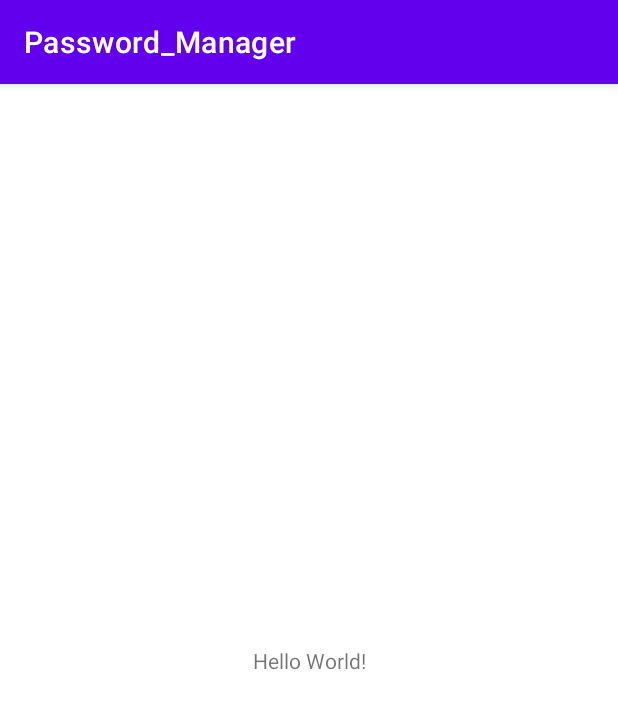
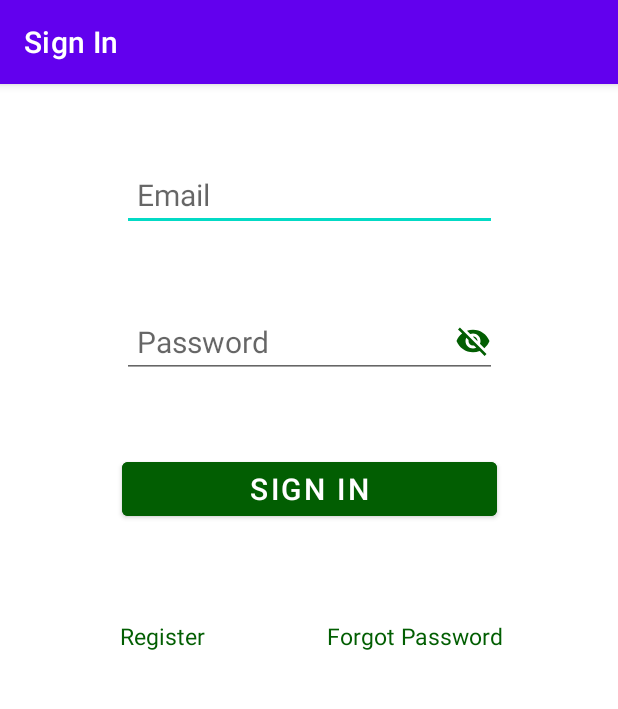
Before and after one commit to jmgccp4eva/Password_Manager, an Android app: the screen it shows after launch (SignIn), on a phone screen of 412 x 824 dp. Shown: the top 709 px of the screen. Run offline under Robolectric (Android 15) with nearby library versions, the phone set to English and light mode, and no system bars; our stand-ins replace Firebase (no records; nobody signed in at launch, a user with empty details on screens opened directly).

Commit message:
Password Manager app Registration done except for confirming the steps and the Registration button

```diff
--- a/app/src/main/java/com/iceberg/password_manager/SignIn.java
+++ b/app/src/main/java/com/iceberg/password_manager/SignIn.java
@@ -2,13 +2,102 @@ package com.iceberg.password_manager;
 
 import androidx.appcompat.app.AppCompatActivity;
 
+import android.annotation.SuppressLint;
+import android.content.Intent;
 import android.os.Bundle;
+import android.text.method.HideReturnsTransformationMethod;
+import android.text.method.PasswordTransformationMethod;
+import android.view.MotionEvent;
+import android.view.View;
+import android.widget.Button;
+import android.widget.EditText;
+import android.widget.Toast;
 
-public class SignIn extends AppCompatActivity {
+import com.google.firebase.analytics.FirebaseAnalytics;
+import com.google.firebase.auth.FirebaseAuth;
+import com.google.firebase.firestore.FirebaseFirestore;
+import com.google.firebase.messaging.FirebaseMessaging;
 
+public class SignIn extends AppCompatActivity implements View.OnClickListener, View.OnTouchListener {
+
+    private FirebaseMessaging firebaseMessaging;
+    private String token = "";
+    private byte[] pk, pk2;
+    private FirebaseAnalytics mFirebaseAnalytics;
+    private FirebaseFirestore firebaseFirestore;
+    private EditText etEmail, etPass;
+    private Button btnSI, btnReg, btnFP;
+    private FirebaseAuth auth;
+    private boolean isFile = false;
+    private boolean passwordVis = false;
+    private String android_id = "";
+    private String make = "";
+    private String model = "";
+    private String uid = "";
+    private boolean approved = false;
+    private static final String PKFN = "infor.pem";
+
+    @SuppressLint("ClickableViewAccessibility")
     @Override
     protected void onCreate(Bundle savedInstanceState) {
         super.onCreate(savedInstanceState);
-        setContentView(R.layout.activity_main);
+        setContentView(R.layout.activity_signin);
+
+        firebaseFirestore = FirebaseFirestore.getInstance();
+        mFirebaseAnalytics = FirebaseAnalytics.getInstance(this);
+        auth = FirebaseAuth.getInstance();
+
+        etEmail = findViewById(R.id.etSIEmail);
+        etPass = findViewById(R.id.etSIPass);
+        btnSI = findViewById(R.id.btnSignIn);
+        btnReg = findViewById(R.id.btnSIReg);
+        btnFP = findViewById(R.id.btnFP);
+
+        btnSI.setOnClickListener(this);
+        btnFP.setOnClickListener(this);
+        btnReg.setOnClickListener(this);
+
+        etPass.setOnTouchListener(this);
+
+    }
+
+    @SuppressLint("NonConstantResourceId")
+    @Override
+    public void onClick(View v) {
+        switch(v.getId()){
+            case R.id.btnSignIn:
+                Toast.makeText(getApplicationContext(),"Sign in clicked",Toast.LENGTH_LONG).show();
+                break;
+            case R.id.btnFP:
+
+                break;
+            case R.id.btnSIReg:
+                Intent intent = new Intent(SignIn.this, Registration.class);
+                startActivity(intent);
+                break;
+        }
+    }
+
+    @SuppressLint("ClickableViewAccessibility")
+    @Override
+    public boolean onTouch(View v, MotionEvent event) {
+        final int Right=2;
+        if(event.getAction()==MotionEvent.ACTION_UP){
+            if(event.getRawX()>=etPass.getRight()-etPass.getCompoundDrawables()[Right].getBounds().width()){
+                int selection = etPass.getSelectionEnd();
+                if(passwordVis){
+                    etPass.setCompoundDrawablesRelativeWithIntrinsicBounds(0,0,R.drawable.ic_baseline_visibility_off_24,0);
+                    etPass.setTransformationMethod(PasswordTransformationMethod.getInstance());
+                    passwordVis=false;
+                }else{
+                    etPass.setCompoundDrawablesRelativeWithIntrinsicBounds(0,0,R.drawable.ic_baseline_visibility_24,0);
+                    etPass.setTransformationMethod(HideReturnsTransformationMethod.getInstance());
+                    passwordVis=true;
+                }
+                etPass.setSelection(selection);
+                return true;
+            }
+        }
+        return false;
     }
 }
--- /dev/null
+++ b/app/src/main/res/drawable/ic_baseline_visibility_24.xml
@@ -0,0 +1,5 @@
+<vector android:height="24dp" android:tint="#025E02"
+    android:viewportHeight="24" android:viewportWidth="24"
+    android:width="24dp" xmlns:android="http://schemas.android.com/apk/res/android">
+    <path android:fillColor="@android:color/white" android:pathData="M12,4.5C7,4.5 2.73,7.61 1,12c1.73,4.39 6,7.5 11,7.5s9.27,-3.11 11,-7.5c-1.73,-4.39 -6,-7.5 -11,-7.5zM12,17c-2.76,0 -5,-2.24 -5,-5s2.24,-5 5,-5 5,2.24 5,5 -2.24,5 -5,5zM12,9c-1.66,0 -3,1.34 -3,3s1.34,3 3,3 3,-1.34 3,-3 -1.34,-3 -3,-3z"/>
+</vector>
--- /dev/null
+++ b/app/src/main/res/drawable/ic_baseline_visibility_off_24.xml
@@ -0,0 +1,5 @@
+<vector android:height="24dp" android:tint="#025E02"
+    android:viewportHeight="24" android:viewportWidth="24"
+    android:width="24dp" xmlns:android="http://schemas.android.com/apk/res/android">
+    <path android:fillColor="@android:color/white" android:pathData="M12,7c2.76,0 5,2.24 5,5 0,0.65 -0.13,1.26 -0.36,1.83l2.92,2.92c1.51,-1.26 2.7,-2.89 3.43,-4.75 -1.73,-4.39 -6,-7.5 -11,-7.5 -1.4,0 -2.74,0.25 -3.98,0.7l2.16,2.16C10.74,7.13 11.35,7 12,7zM2,4.27l2.28,2.28 0.46,0.46C3.08,8.3 1.78,10.02 1,12c1.73,4.39 6,7.5 11,7.5 1.55,0 3.03,-0.3 4.38,-0.84l0.42,0.42L19.73,22 21,20.73 3.27,3 2,4.27zM7.53,9.8l1.55,1.55c-0.05,0.21 -0.08,0.43 -0.08,0.65 0,1.66 1.34,3 3,3 0.22,0 0.44,-0.03 0.65,-0.08l1.55,1.55c-0.67,0.33 -1.41,0.53 -2.2,0.53 -2.76,0 -5,-2.24 -5,-5 0,-0.79 0.2,-1.53 0.53,-2.2zM11.84,9.02l3.15,3.15 0.02,-0.16c0,-1.66 -1.34,-3 -3,-3l-0.17,0.01z"/>
+</vector>
--- a/app/src/main/res/layout/activity_main.xml
+++ /dev/null
@@ -1,18 +0,0 @@
-<?xml version="1.0" encoding="utf-8"?>
-<androidx.constraintlayout.widget.ConstraintLayout xmlns:android="http://schemas.android.com/apk/res/android"
-    xmlns:app="http://schemas.android.com/apk/res-auto"
-    xmlns:tools="http://schemas.android.com/tools"
-    android:layout_width="match_parent"
-    android:layout_height="match_parent"
-    tools:context=".SignIn">
-
-    <TextView
-        android:layout_width="wrap_content"
-        android:layout_height="wrap_content"
-        android:text="Hello World!"
-        app:layout_constraintBottom_toBottomOf="parent"
-        app:layout_constraintEnd_toEndOf="parent"
-        app:layout_constraintStart_toStartOf="parent"
-        app:layout_constraintTop_toTopOf="parent" />
-
-</androidx.constraintlayout.widget.ConstraintLayout>
--- /dev/null
+++ b/app/src/main/res/layout/activity_signin.xml
@@ -0,0 +1,86 @@
+<?xml version="1.0" encoding="utf-8"?>
+<androidx.constraintlayout.widget.ConstraintLayout xmlns:android="http://schemas.android.com/apk/res/android"
+    xmlns:app="http://schemas.android.com/apk/res-auto"
+    xmlns:tools="http://schemas.android.com/tools"
+    android:layout_width="match_parent"
+    android:layout_height="match_parent"
+    tools:context=".SignIn">
+
+
+    <EditText
+        android:id="@+id/etSIEmail"
+        android:layout_width="250dp"
+        android:layout_height="wrap_content"
+        android:layout_marginTop="50dp"
+        android:hint="@string/email"
+        android:inputType="textEmailAddress"
+        android:paddingStart="10dp"
+        android:textColor="@color/green"
+        android:textSize="20sp"
+        app:layout_constraintEnd_toEndOf="parent"
+        app:layout_constraintStart_toStartOf="parent"
+        app:layout_constraintTop_toTopOf="parent"
+        tools:ignore="Autofill,RtlSymmetry" />
+
+    <EditText
+        android:id="@+id/etSIPass"
+        android:layout_width="250dp"
+        android:layout_height="wrap_content"
+        android:layout_marginTop="50dp"
+        android:hint="@string/password"
+        android:inputType="textPassword"
+        android:paddingStart="10sp"
+        android:textColor="@color/green"
+        android:textSize="20sp"
+        android:drawableEnd="@drawable/ic_baseline_visibility_off_24"
+        android:longClickable="false"
+        app:layout_constraintEnd_toEndOf="parent"
+        app:layout_constraintStart_toStartOf="parent"
+        app:layout_constraintTop_toBottomOf="@+id/etSIEmail"
+        tools:ignore="RtlSymmetry" />
+
+    <Button
+        android:id="@+id/btnSignIn"
+        android:layout_width="250dp"
+        android:layout_height="wrap_content"
+        android:layout_marginTop="50dp"
+        android:backgroundTint="@color/green"
+        android:text="@string/signIn"
+        android:textSize="20sp"
+        app:layout_constraintEnd_toEndOf="parent"
+        app:layout_constraintStart_toStartOf="parent"
+        app:layout_constraintTop_toBottomOf="@id/etSIPass" />
+
+    <Button
+        android:id="@+id/btnSIReg"
+        style="@style/Widget.Material3.Button.TextButton"
+        android:layout_width="wrap_content"
+        android:layout_height="wrap_content"
+        android:layout_marginStart="10dp"
+        android:layout_marginTop="50dp"
+        android:text="@string/register"
+        android:textColor="@color/green"
+        android:textSize="15sp"
+        app:layout_constraintEnd_toStartOf="@+id/btnFP"
+        app:layout_constraintHorizontal_bias="0.5"
+        app:layout_constraintStart_toStartOf="parent"
+        app:layout_constraintTop_toBottomOf="@+id/btnSignIn" />
+
+    <Button
+        android:id="@+id/btnFP"
+        style="@style/Widget.Material3.Button.TextButton"
+        android:layout_width="wrap_content"
+        android:layout_height="wrap_content"
+        android:layout_marginTop="50dp"
+        android:layout_marginEnd="10dp"
+        android:text="@string/forgotPassword"
+        android:textColor="@color/green"
+        android:textSize="15sp"
+        app:layout_constraintEnd_toEndOf="parent"
+        app:layout_constraintHorizontal_bias="0.5"
+        app:layout_constraintStart_toEndOf="@+id/btnSIReg"
+        app:layout_constraintTop_toBottomOf="@+id/btnSignIn" />
+
+
+
+</androidx.constraintlayout.widget.ConstraintLayout>
--- a/app/src/main/res/values/colors.xml
+++ b/app/src/main/res/values/colors.xml
@@ -7,4 +7,5 @@
     <color name="teal_700">#FF018786</color>
     <color name="black">#FF000000</color>
     <color name="white">#FFFFFFFF</color>
+    <color name="green">#025E02</color>
 </resources>
--- a/app/src/main/res/values/strings.xml
+++ b/app/src/main/res/values/strings.xml
@@ -1,3 +1,10 @@
 <resources>
     <string name="app_name">Password_Manager</string>
+    <string name="forgotPassword">Forgot Password</string>
+    <string name="email">Email</string>
+    <string name="password">Password</string>
+    <string name="signIn">Sign In</string>
+    <string name="register">Register</string>
+    <string name="confPass">Confirm Password</string>
+    <string name="name">Name</string>
 </resources>
```
Also changed, not shown: app/src/main/AndroidManifest.xml (+7 -0 lines), app/src/main/java/com/iceberg/password_manager/Registration.java (added, +106 -0 lines), app/src/main/res/layout/activity_registration.xml (added, +101 -0 lines).
